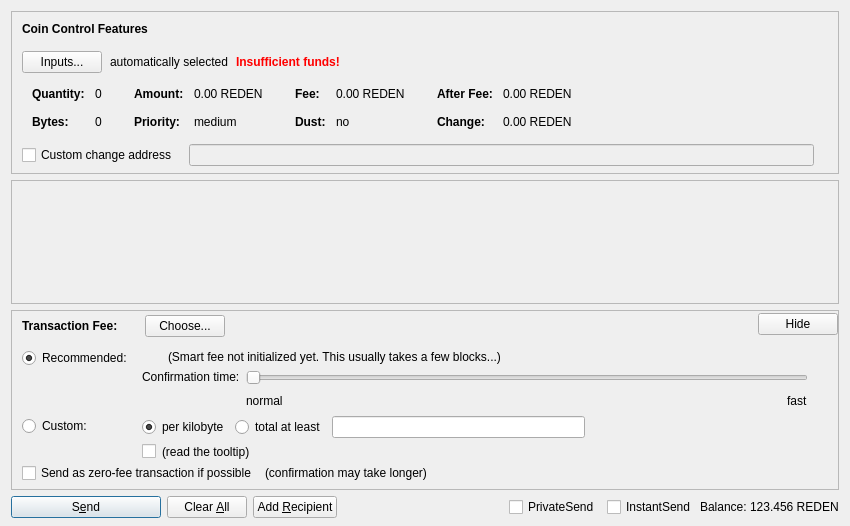
First picture: the form in src/qt/forms/sendcoinsdialog.ui, repository reefcoin-io/reefcoin-1, before the edit.
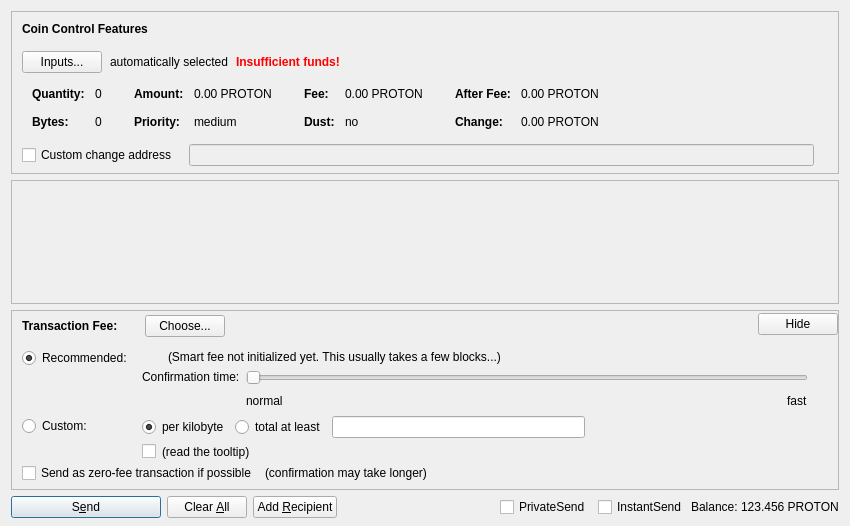
Second picture: the form after the edit. Custom widgets are drawn as their Qt base class.

```diff
--- a/src/qt/forms/sendcoinsdialog.ui
+++ b/src/qt/forms/sendcoinsdialog.ui
@@ -324,7 +324,7 @@
                   <enum>Qt::ActionsContextMenu</enum>
                  </property>
                  <property name="text">
-                  <string notr="true">0.00 REDEN</string>
+                  <string notr="true">0.00 PROTON</string>
                  </property>
                  <property name="textInteractionFlags">
                   <set>Qt::LinksAccessibleByMouse|Qt::TextSelectableByKeyboard|Qt::TextSelectableByMouse</set>
@@ -404,7 +404,7 @@
                   <enum>Qt::ActionsContextMenu</enum>
                  </property>
                  <property name="text">
-                  <string notr="true">0.00 REDEN</string>
+                  <string notr="true">0.00 PROTON</string>
                  </property>
                  <property name="textInteractionFlags">
                   <set>Qt::LinksAccessibleByMouse|Qt::TextSelectableByKeyboard|Qt::TextSelectableByMouse</set>
@@ -484,7 +484,7 @@
                   <enum>Qt::ActionsContextMenu</enum>
                  </property>
                  <property name="text">
-                  <string notr="true">0.00 REDEN</string>
+                  <string notr="true">0.00 PROTON</string>
                  </property>
                  <property name="textInteractionFlags">
                   <set>Qt::LinksAccessibleByMouse|Qt::TextSelectableByKeyboard|Qt::TextSelectableByMouse</set>
@@ -513,7 +513,7 @@
                   <enum>Qt::ActionsContextMenu</enum>
                  </property>
                  <property name="text">
-                  <string notr="true">0.00 REDEN</string>
+                  <string notr="true">0.00 PROTON</string>
                  </property>
                  <property name="textInteractionFlags">
                   <set>Qt::LinksAccessibleByMouse|Qt::TextSelectableByKeyboard|Qt::TextSelectableByMouse</set>
@@ -1366,7 +1366,7 @@
           <cursorShape>IBeamCursor</cursorShape>
          </property>
          <property name="text">
-          <string notr="true">123.456 REDEN</string>
+          <string notr="true">123.456 PROTON</string>
          </property>
          <property name="textInteractionFlags">
           <set>Qt::LinksAccessibleByMouse|Qt::TextSelectableByKeyboard|Qt::TextSelectableByMouse</set>
```
Left out of the diff: 6 changed lines with no effect on the pictures.
